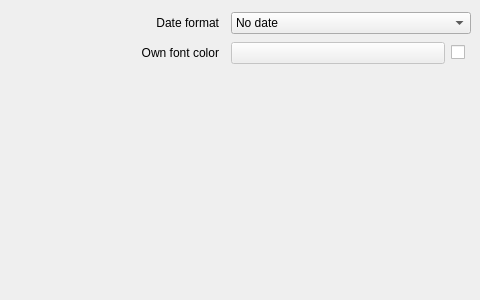
First picture: the form in calendar/src/ui/clockconfig.ui, repository KDE/akonadi-google-applets, before the edit.
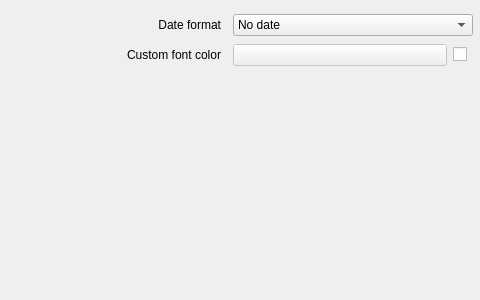
Second picture: the form after the edit. Custom widgets are drawn as their Qt base class.

Commit message: Use 'custom' strings instead of 'own' strings

Patch:
```diff
--- a/calendar/src/ui/clockconfig.ui
+++ b/calendar/src/ui/clockconfig.ui
@@ -25,11 +25,11 @@
   <property name="windowTitle">
    <string>Form</string>
   </property>
-  <widget class="QWidget" name="layoutWidget">
+  <widget class="QWidget" name="">
    <property name="geometry">
     <rect>
-     <x>10</x>
-     <y>10</y>
+     <x>12</x>
+     <y>12</y>
      <width>461</width>
      <height>58</height>
     </rect>
@@ -93,7 +93,7 @@
       <item>
        <widget class="QLabel" name="label_2">
         <property name="text">
-         <string>Own font color</string>
+         <string>Custom font color</string>
         </property>
         <property name="alignment">
          <set>Qt::AlignRight|Qt::AlignTrailing|Qt::AlignVCenter</set>
```
Left out of the diff: 4 changed lines with no effect on the pictures. The commit also changes 1 other file.
